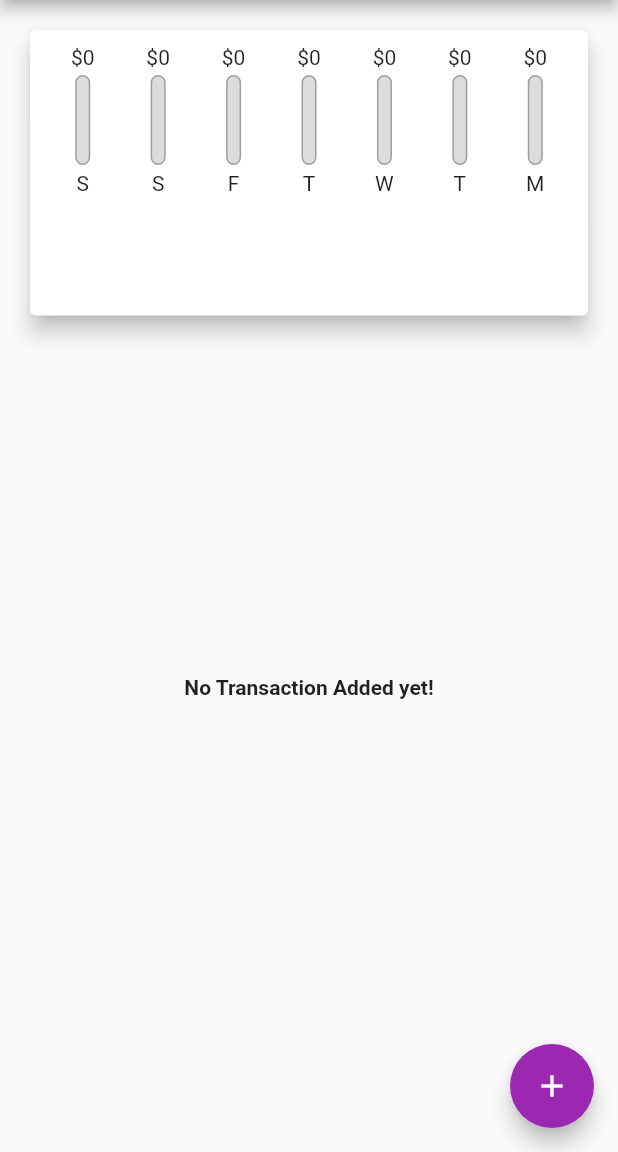
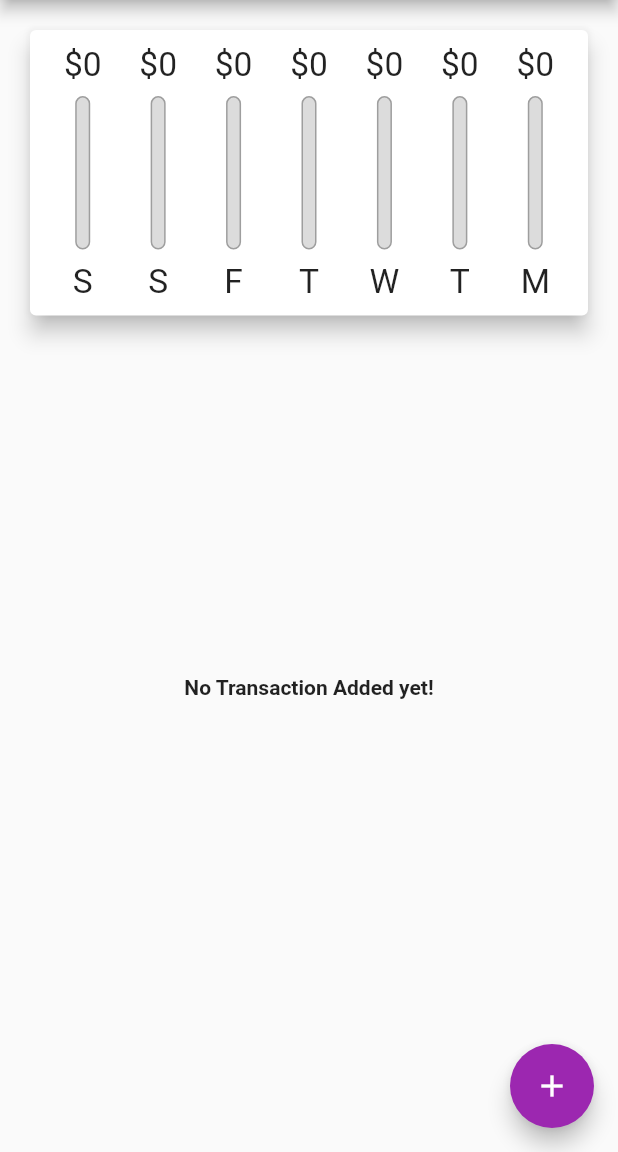
Before and after one commit to RexGod/expence_project1, a Flutter app: the screen it shows after launch, on a phone screen of 412 x 824 dp, the part 84-1236 px from its top. Run offline on Flutter 3.47's test engine with Material 2 defaults, Android fonts, the phone set to English and light mode, and no system bars.

Commit message:
adding layoutBuilder

```diff
--- a/lib/widget/chart_bar.dart
+++ b/lib/widget/chart_bar.dart
@@ -9,16 +9,21 @@
 
   @override
   Widget build(BuildContext context) {
+    return LayoutBuilder(
+      builder: (context, constraints) {
         return Column(
           children: <Widget>[
-        FittedBox(
+            Container(
+              height: constraints.maxHeight * 0.15,
+              child: FittedBox(
                 child: Text('\$${spendingAmount.toStringAsFixed(0)}'),
               ),
+            ),
             SizedBox(
-          height: 4,
+              height: constraints.maxHeight * 0.05,
             ),
             Container(
-          height: 60,
+              height: constraints.maxHeight * 0.6,
               width: 10,
               child: Stack(
                 children: <Widget>[
@@ -42,10 +47,14 @@
               ),
             ),
             SizedBox(
-          height: 4,
+              height: constraints.maxHeight * 0.05,
             ),
-        Text(label),
+            Container(
+                height: constraints.maxHeight * 0.15,
+                child: FittedBox(child: Text(label))),
           ],
+        );
+      },
     );
   }
 }
```
Lines whose indentation alone changed are shown as unchanged.
